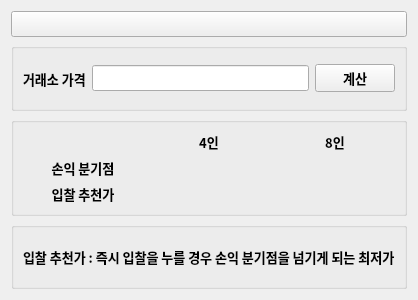
This is AuctionCalc/auctioncalc.ui in Wseop/Qt_LoaTools as Qt 5 draws it before an edit. The edited form follows.
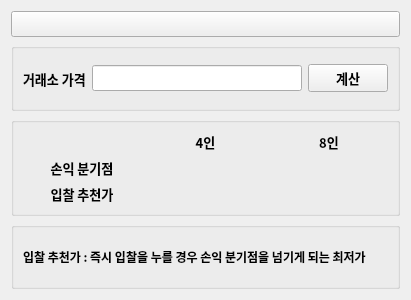
This is the edited form.

Patch:
```diff
--- a/AuctionCalc/auctioncalc.ui
+++ b/AuctionCalc/auctioncalc.ui
@@ -6,7 +6,7 @@
    <rect>
     <x>0</x>
     <y>0</y>
-    <width>400</width>
+    <width>411</width>
     <height>300</height>
    </rect>
   </property>
@@ -317,7 +317,7 @@
         <property name="font">
          <font>
           <family>나눔스퀘어 네오 Bold</family>
-          <pointsize>10</pointsize>
+          <pointsize>9</pointsize>
           <bold>true</bold>
          </font>
         </property>
```
